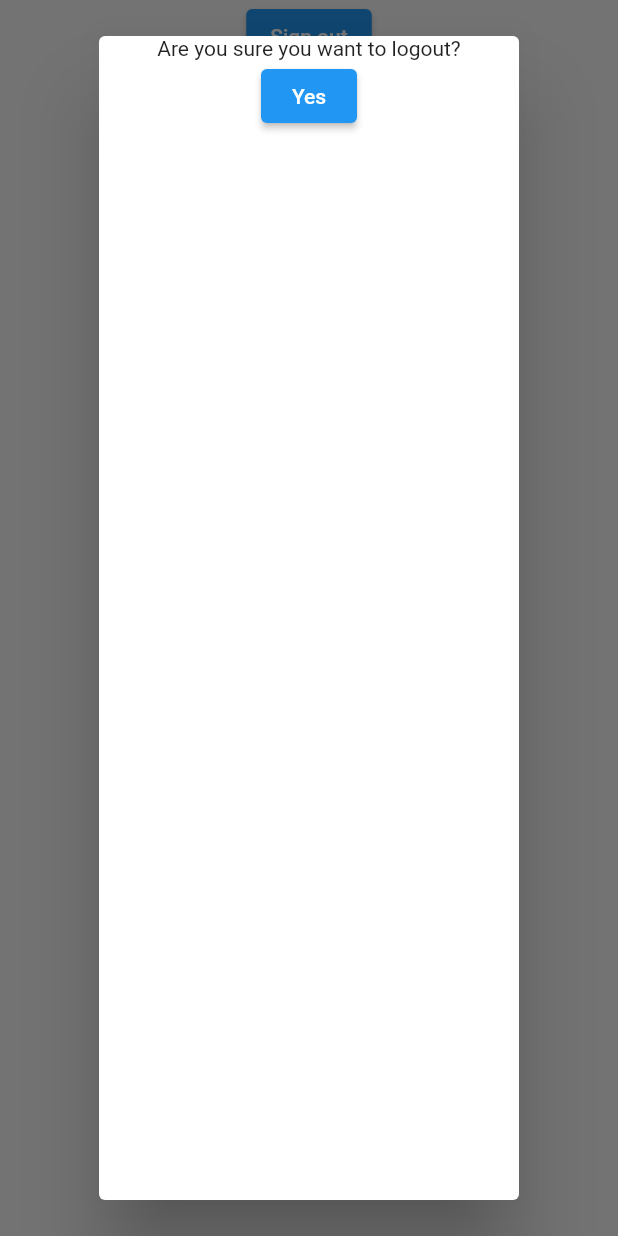
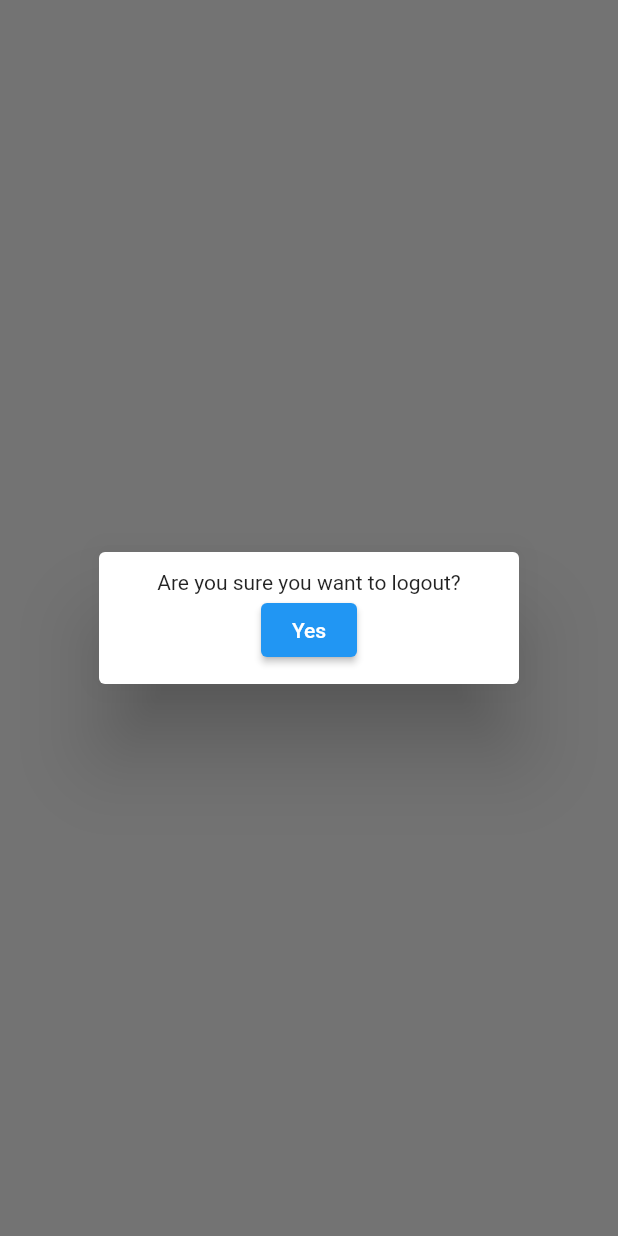
Before and after one commit to sabin6969/Personal-Meeting-Scheduling-Platform, a Flutter app: the HomePage screen opened by its route, after a tap on "Sign out", on a phone screen of 412 x 824 dp. Run offline on Flutter 3.47's test engine with Material 2 defaults, Android fonts, the phone set to English and light mode, and no system bars; our stand-ins replace auth_buttons, cloud_firestore, firebase_auth, firebase_core, fluttertoast; accounts and stored records are empty.

Commit message:
Fixed some nagging issues

```diff
--- a/lib/views/home_page.dart
+++ b/lib/views/home_page.dart
@@ -16,6 +16,7 @@ class _HomePageState extends State<HomePage> {
     return Scaffold(
       body: Center(
         child: Column(
+          mainAxisAlignment: MainAxisAlignment.center,
           children: [
             ElevatedButton(
                 onPressed: () {
@@ -23,7 +24,10 @@ class _HomePageState extends State<HomePage> {
                       context: context,
                       builder: (context) {
                         return Dialog(
+                          child: Padding(
+                            padding: const EdgeInsets.all(12),
                             child: Column(
+                              mainAxisSize: MainAxisSize.min,
                               children: [
                                 Text('Are you sure you want to logout?'),
                                 ElevatedButton(
@@ -36,6 +40,7 @@ class _HomePageState extends State<HomePage> {
                                 ),
                               ],
                             ),
+                          ),
                         );
                       });
                   auth.signOut();
```
Lines whose indentation alone changed are shown as unchanged.
